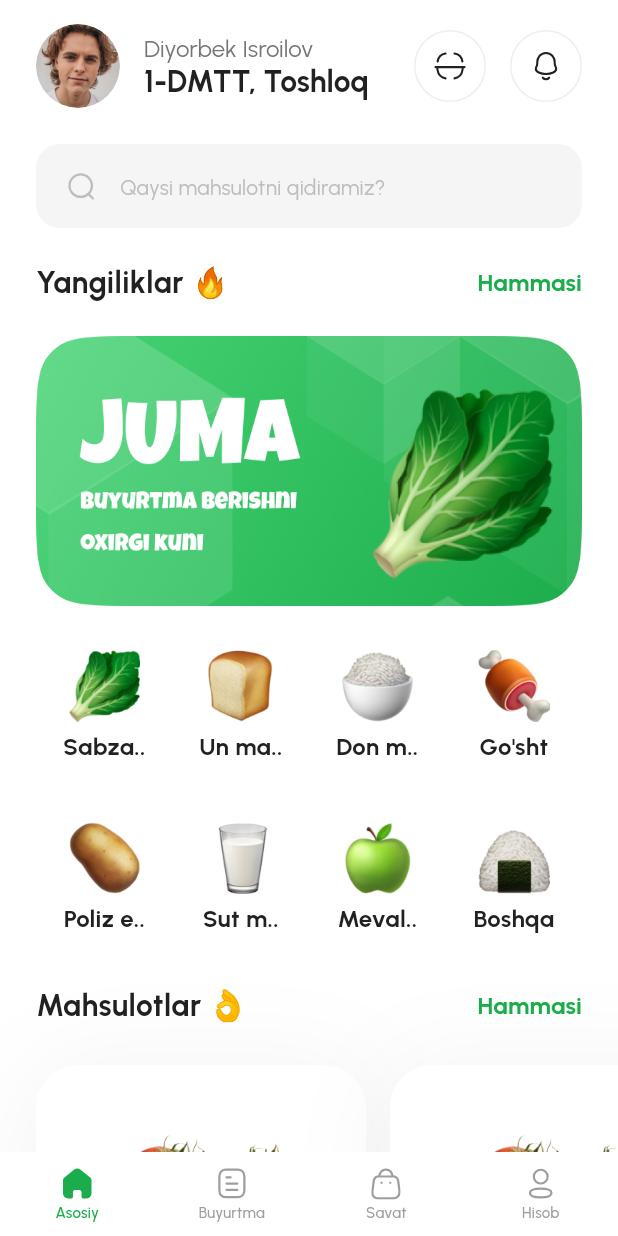
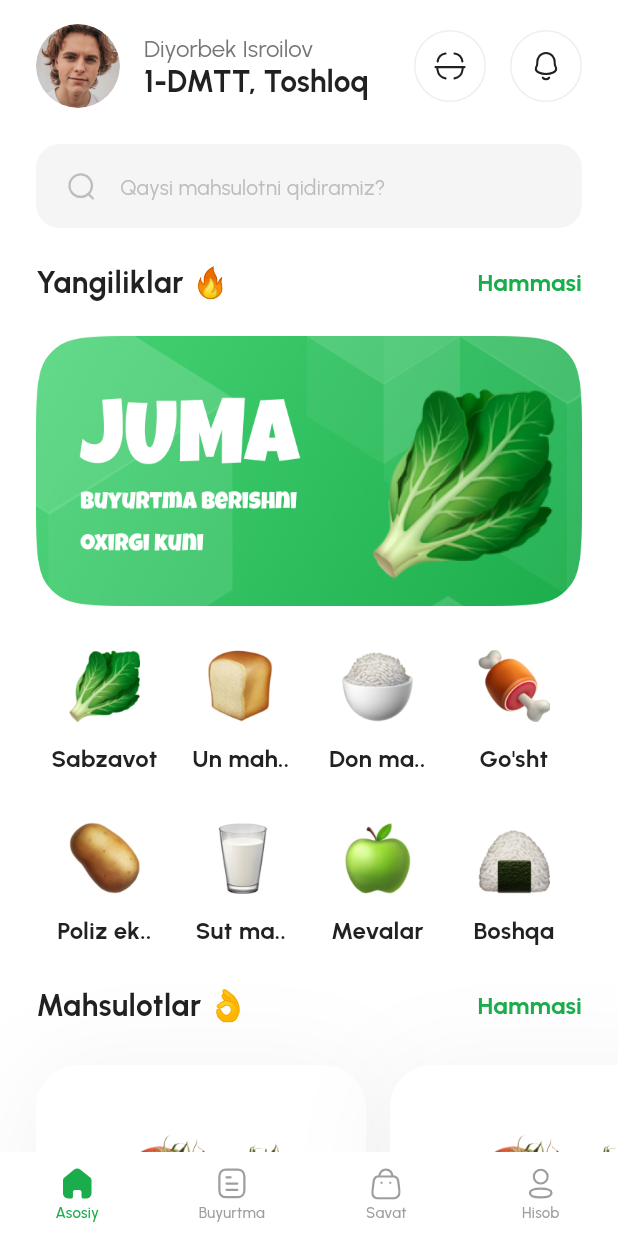
Before and after one commit to mabdubannobov/my_dmtt, a Flutter app: the MainScreen screen opened directly, on a phone screen of 412 x 824 dp. Run offline on Flutter 3.47's test engine with Material 3 defaults, Android fonts, the phone set to English and light mode, and no system bars; our stand-ins replace flutter_svg.

Commit message:
fix some issues

```diff
--- a/lib/constants/labels.dart
+++ b/lib/constants/labels.dart
@@ -47,12 +47,12 @@ List<String> categoryImages = [
 ];
 
 List<String> categoryNames = [
-  "Sabza..",
-  "Un ma..",
-  "Don m..",
+  "Sabzavot",
+  "Un mah..",
+  "Don ma..",
   "Go'sht",
-  "Poliz e..",
-  "Sut m..",
-  "Meval..",
+  "Poliz ek..",
+  "Sut ma..",
+  "Mevalar",
   "Boshqa",
 ];
--- a/lib/features/home/screens/home.dart
+++ b/lib/features/home/screens/home.dart
@@ -110,6 +110,7 @@ class _HomeScreenState extends State<HomeScreen> {
                       height: 58,
                       categoryImages[index],
                     ),
+                    const SizedBox(height: 8),
                     Text(
                       categoryNames[index],
                       style: AppTextStyles.boldStyle.copyWith(
@@ -133,6 +134,7 @@ class _HomeScreenState extends State<HomeScreen> {
           child: SizedBox(
             height: 369,
             child: ListView.separated(
+              physics: const BouncingScrollPhysics(),
               itemCount: 3,
               clipBehavior: Clip.none,
               scrollDirection: Axis.horizontal,
--- a/lib/features/walkthrough/screens/walkthrough.dart
+++ b/lib/features/walkthrough/screens/walkthrough.dart
@@ -1,4 +1,5 @@
 import 'package:flutter/material.dart';
+import 'package:flutter/services.dart';
 import 'package:my_dmtt/constants/app_assets.dart';
 import 'package:my_dmtt/constants/app_colors.dart';
 import 'package:my_dmtt/constants/app_text_styles.dart';
@@ -47,6 +48,9 @@ class _WalkthroughScreenState extends State<WalkthroughScreen> {
 
   @override
   Widget build(BuildContext context) {
+    SystemChrome.setSystemUIOverlayStyle(const SystemUiOverlayStyle(
+      statusBarIconBrightness: Brightness.dark,
+    ));
     return Scaffold(
       body: SafeArea(
         child: Column(
--- a/lib/features/walkthrough/widgets/carousel_item.dart
+++ b/lib/features/walkthrough/widgets/carousel_item.dart
@@ -28,13 +28,13 @@ class CarouselItem extends StatelessWidget {
           const Spacer(),
           Text(
             title,
-            style: AppTextStyles.boldStyle.copyWith(fontSize: 46, color: AppColors.primaryLight.shade400),
+            style: AppTextStyles.boldStyle.copyWith(fontSize: 40, color: AppColors.primaryLight.shade400),
           ),
           const SizedBox(height: 16),
           Text(
             description,
             style: AppTextStyles.mediumStyle.copyWith(
-              fontSize: 18,
+              fontSize: 17,
               color: AppColors.greyscaleLight,
             ),
             textAlign: TextAlign.center,
--- a/lib/main.dart
+++ b/lib/main.dart
@@ -12,10 +12,12 @@ class MainApp extends StatelessWidget {
   @override
   Widget build(BuildContext context) {
     SystemChrome.setSystemUIOverlayStyle(const SystemUiOverlayStyle(
-      systemNavigationBarColor: Colors.white,
-      statusBarColor: Colors.white,
+      systemNavigationBarColor: Colors.transparent,
+      statusBarColor: Colors.transparent,
       statusBarIconBrightness: Brightness.dark,
     ));
+    SystemChrome.setEnabledSystemUIMode(SystemUiMode.edgeToEdge);
+
     return const MaterialApp(
       debugShowCheckedModeBanner: false,
       home: SplashScreen(),
```
Also changed, not shown: lib/features/walkthrough/screens/welcome.dart (+7 -3 lines).
